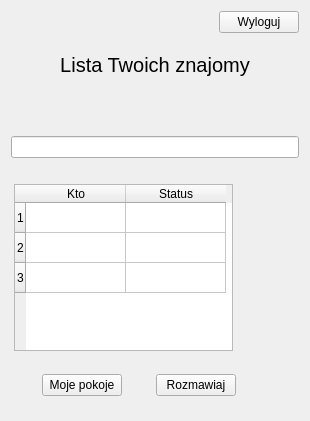
First picture: the form in JaroEliCall/gui/adduser.ui, repository jaroslaw-wieczorek/Project_IP_Telephony_Python_Voip, before the edit.
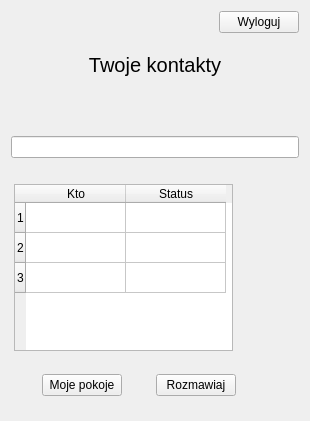
Second picture: the form after the edit. Icons and pictures are not drawn.

Commit message: screen with contracts

Diff of the .ui file:
```diff
--- a/JaroEliCall/gui/adduser.ui
+++ b/JaroEliCall/gui/adduser.ui
@@ -59,7 +59,7 @@
       </font>
      </property>
      <property name="text">
-      <string>Lista Twoich znajomy</string>
+      <string>Twoje kontakty</string>
      </property>
      <property name="alignment">
       <set>Qt::AlignCenter</set>
```
Left out of the diff: 2 changed lines with no effect on the pictures. The commit also changes 7 other files.
